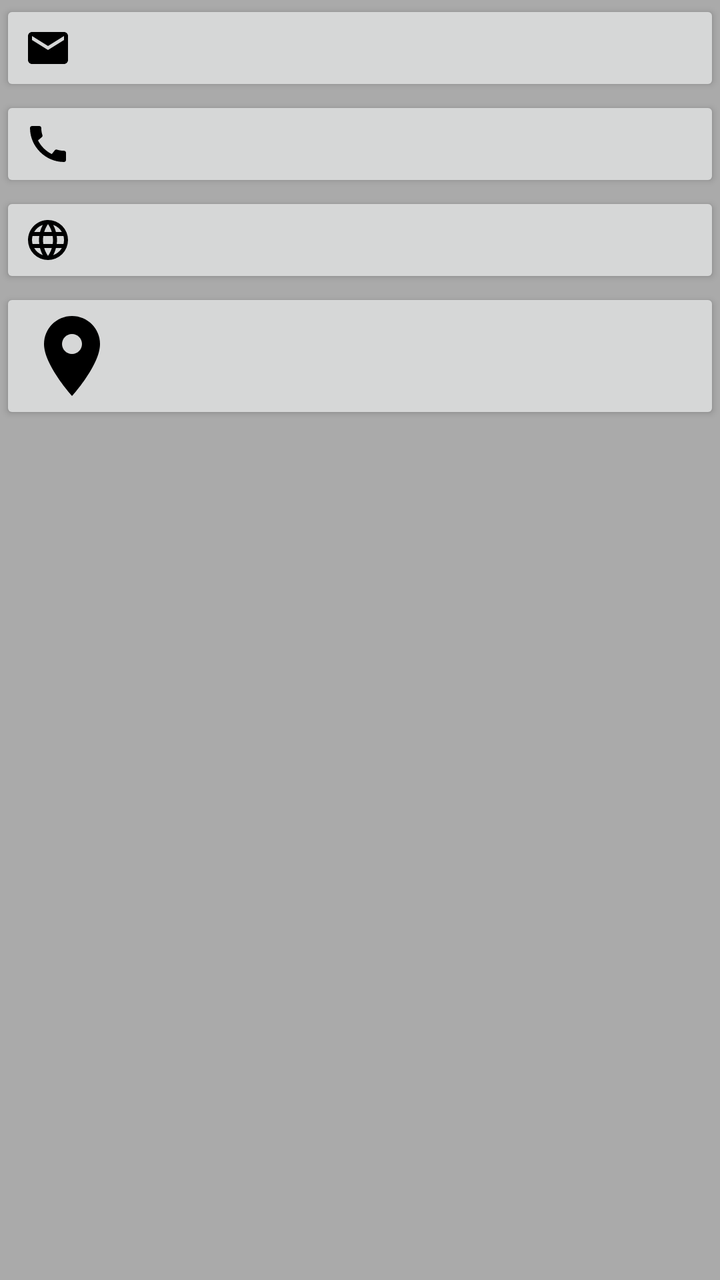
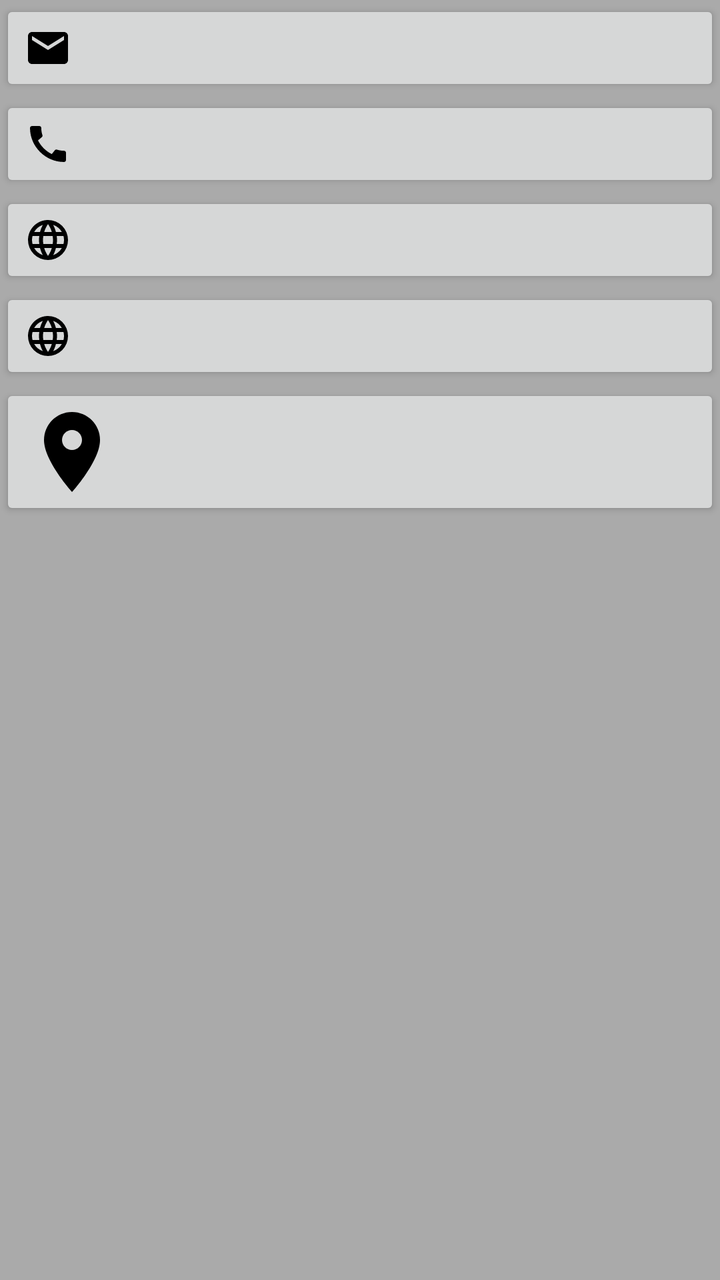

An Android layout rendered at two revisions. The XML below is the earlier revision; the diff shows what the commit changed to produce the second picture.
<!-- AndroidManifest.xml: application theme AppTheme -->
<!-- res/layout/dialog_contact.xml -->
<?xml version="1.0" encoding="utf-8"?>
<LinearLayout
    xmlns:android="http://schemas.android.com/apk/res/android"
    android:id="@+id/contact_dialog"
    android:layout_width="match_parent"
    android:layout_height="match_parent"
    android:orientation="vertical"
    android:background="@color/colorNeutralDark">

    <Button
        android:id="@+id/email_button"
        android:drawableStart="@drawable/ic_baseline_email_24px"
        android:layout_width="match_parent"
        android:layout_height="wrap_content"
        android:gravity="end"
        android:textColor="@color/colorSlate"
        android:textSize="@dimen/text_size_paragraph_title"
        android:textAllCaps="false"/>

    <Button
        android:id="@+id/phone_button"
        android:drawableStart="@drawable/ic_baseline_call_24px"
        android:layout_width="match_parent"
        android:layout_height="wrap_content"
        android:gravity="end"
        android:textColor="@color/colorSlate"
        android:textSize="@dimen/text_size_paragraph_title"
        android:textAllCaps="false"/>

    <Button
        android:id="@+id/website_button"
        android:drawableStart="@drawable/web"
        android:layout_width="match_parent"
        android:layout_height="wrap_content"
        android:gravity="end"
        android:textColor="@color/colorSlate"
        android:textSize="@dimen/text_size_paragraph_title"
        android:textAllCaps="false"/>

    <Button
        android:id="@+id/location_button"
        android:drawableStart="@drawable/menu_place"
        android:layout_width="match_parent"
        android:layout_height="wrap_content"
        android:gravity="end"
        android:textColor="@color/colorSlate"
        android:textSize="@dimen/text_size_paragraph_title"
        android:textAllCaps="false"/>

</LinearLayout>
<!-- resources referenced by this layout -->
<resources>
  <color name="colorNeutralDark">#AAA</color>
  <color name="colorSlate">#222</color>
  <dimen name="text_size_paragraph_title">20sp</dimen>
  <!-- drawable ic_baseline_call_24px (drawable) -->
  <vector xmlns:android="http://schemas.android.com/apk/res/android"
      android:width="24dp"
      android:height="24dp"
      android:viewportWidth="24"
      android:viewportHeight="24">
    <path
        android:fillColor="#FF000000"
        android:pathData="M20.01,15.38c-1.23,0 -2.42,-0.2 -3.53,-0.56 -0.35,-0.12 -0.74,-0.03 -1.01,0.24l-1.57,1.97c-2.83,-1.35 -5.48,-3.9 -6.89,-6.83l1.95,-1.66c0.27,-0.28 0.35,-0.67 0.24,-1.02 -0.37,-1.11 -0.56,-2.3 -0.56,-3.53 0,-0.54 -0.45,-0.99 -0.99,-0.99H4.19C3.65,3 3,3.24 3,3.99 3,13.28 10.73,21 20.01,21c0.71,0 0.99,-0.63 0.99,-1.18v-3.45c0,-0.54 -0.45,-0.99 -0.99,-0.99z"/>
  </vector>
  <!-- drawable ic_baseline_email_24px (drawable) -->
  <vector xmlns:android="http://schemas.android.com/apk/res/android"
      android:width="24dp"
      android:height="24dp"
      android:viewportWidth="24"
      android:viewportHeight="24">
    <path
        android:fillColor="#FF000000"
        android:pathData="M20,4L4,4c-1.1,0 -1.99,0.9 -1.99,2L2,18c0,1.1 0.9,2 2,2h16c1.1,0 2,-0.9 2,-2L22,6c0,-1.1 -0.9,-2 -2,-2zM20,8l-8,5 -8,-5L4,6l8,5 8,-5v2z"/>
  </vector>
  <!-- drawable menu_place: png bitmap (drawable-mdpi, 425 bytes) -->
  <!-- drawable web (drawable) -->
  <vector xmlns:android="http://schemas.android.com/apk/res/android"
      android:height="24dp"
      android:width="24dp"
      android:viewportWidth="24"
      android:viewportHeight="24">
      <path android:fillColor="#000" android:pathData="M16.36,14C16.44,13.34 16.5,12.68 16.5,12C16.5,11.32 16.44,10.66 16.36,10H19.74C19.9,10.64 20,11.31 20,12C20,12.69 19.9,13.36 19.74,14M14.59,19.56C15.19,18.45 15.65,17.25 15.97,16H18.92C17.96,17.65 16.43,18.93 14.59,19.56M14.34,14H9.66C9.56,13.34 9.5,12.68 9.5,12C9.5,11.32 9.56,10.65 9.66,10H14.34C14.43,10.65 14.5,11.32 14.5,12C14.5,12.68 14.43,13.34 14.34,14M12,19.96C11.17,18.76 10.5,17.43 10.09,16H13.91C13.5,17.43 12.83,18.76 12,19.96M8,8H5.08C6.03,6.34 7.57,5.06 9.4,4.44C8.8,5.55 8.35,6.75 8,8M5.08,16H8C8.35,17.25 8.8,18.45 9.4,19.56C7.57,18.93 6.03,17.65 5.08,16M4.26,14C4.1,13.36 4,12.69 4,12C4,11.31 4.1,10.64 4.26,10H7.64C7.56,10.66 7.5,11.32 7.5,12C7.5,12.68 7.56,13.34 7.64,14M12,4.03C12.83,5.23 13.5,6.57 13.91,8H10.09C10.5,6.57 11.17,5.23 12,4.03M18.92,8H15.97C15.65,6.75 15.19,5.55 14.59,4.44C16.43,5.07 17.96,6.34 18.92,8M12,2C6.47,2 2,6.5 2,12A10,10 0 0,0 12,22A10,10 0 0,0 22,12A10,10 0 0,0 12,2Z" />
  </vector>
  <style name="AppTheme" parent="Theme.AppCompat.Light.DarkActionBar">
          <item name="colorPrimary">@color/colorPrimary</item>
          <item name="colorPrimaryDark">@color/colorPrimaryDark</item>
          <item name="colorAccent">@color/colorAccent</item>
          <item name="popupMenuStyle">@style/AppTheme.PopupOverlay</item>
      </style>
  <color name="colorPrimary">#00B0FF</color>
  <color name="colorPrimaryDark">#0081CB</color>
  <color name="colorAccent">#FBC02D</color>
  <style name="AppTheme.PopupOverlay" parent="@android:style/Widget.PopupMenu">
          <item name="android:background">@color/colorPrimary</item>
      </style>
</resources>

<!-- the commit's change to res/layout/dialog_contact.xml (unified diff, before → after) -->
@@ -38,6 +38,16 @@
         android:textAllCaps="false"/>
 
     <Button
+        android:id="@+id/social_button"
+        android:drawableStart="@drawable/web"
+        android:layout_width="match_parent"
+        android:layout_height="wrap_content"
+        android:gravity="end"
+        android:textColor="@color/colorSlate"
+        android:textSize="@dimen/text_size_paragraph_title"
+        android:textAllCaps="false"/>
+
+    <Button
         android:id="@+id/location_button"
         android:drawableStart="@drawable/menu_place"
         android:layout_width="match_parent"
